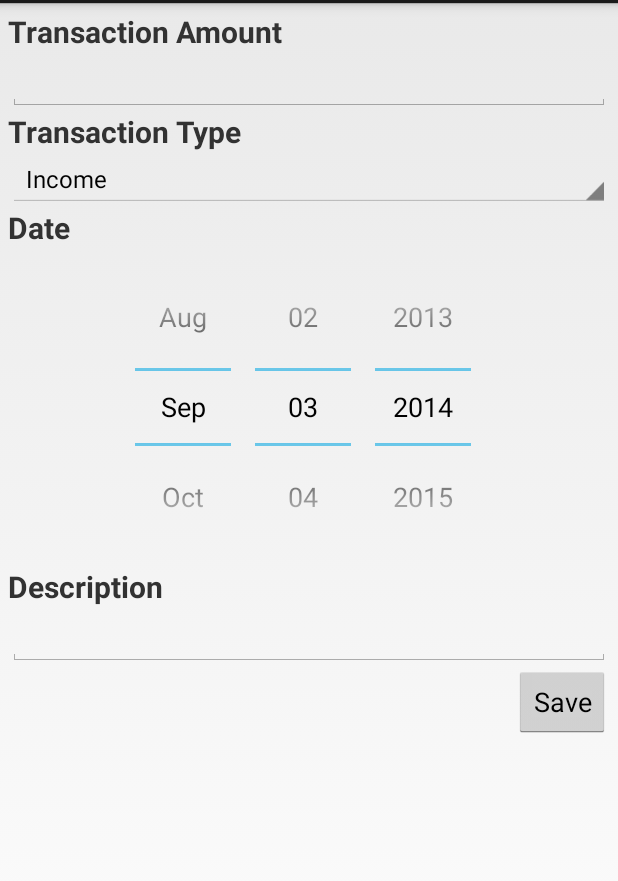
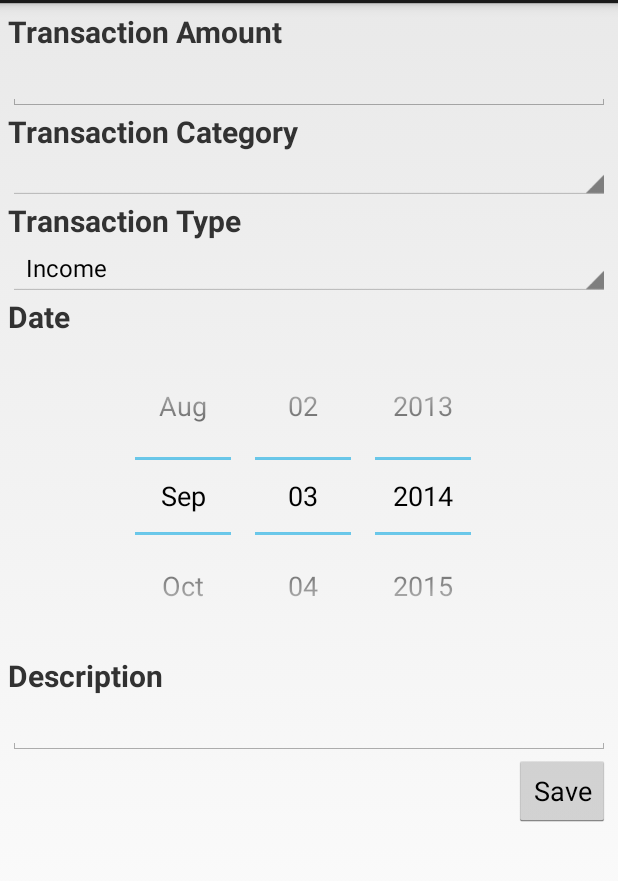
Before and after one commit to nfloresv/Wallet, an Android app: the HomeActivity screen opened directly, with no data from a screen before it, on a phone screen of 412 x 824 dp, the part 69-950 px from its top. Run offline under Robolectric (Android 15) with nearby library versions, the phone set to English and light mode, and no system bars; 1 statement that could not run was skipped.

Commit message:
SugarORM and bugs
* Add database models Movement and Category
* There was a bug with the model named Transaction; it was change to Movement.
* All the words transaction were changed to movement.

```diff
--- a/app/src/main/AndroidManifest.xml
+++ b/app/src/main/AndroidManifest.xml
@@ -11,7 +11,7 @@
         <meta-data android:name="DATABASE" android:value="wallet.db" />
         <meta-data android:name="VERSION" android:value="1" />
         <meta-data android:name="QUERY_LOG" android:value="true" />
-        <meta-data android:name="DOMAIN_PACKAGE_NAME" android:value="com.flores.nico.wallet" />
+        <meta-data android:name="DOMAIN_PACKAGE_NAME" android:value="com.flores.nico" />
 
         <activity
             android:name=".HomeActivity"
--- a/app/src/main/java/com/flores/nico/wallet/HomeActivity.java
+++ b/app/src/main/java/com/flores/nico/wallet/HomeActivity.java
@@ -45,7 +45,7 @@ public class HomeActivity extends Activity {
         mDrawerList.setOnItemClickListener(new DrawerItemClickListener());
 
         if (actualFragment == null) {
-            actualFragment = new TransactionFragment();
+            actualFragment = new MovementFragment();
         }
 
         FragmentManager fragmentManager = getFragmentManager();
@@ -57,6 +57,9 @@ public class HomeActivity extends Activity {
             Intent intent = new Intent(this, LoginActivity.class);
             startActivityForResult(intent, LOGIN_CODE);
         }
+
+        /*SharedPreferences sharedPref = getPreferences(Context.MODE_PRIVATE);
+        String firstLaunch = sharedPref.getString()*/
     }
 
 
@@ -115,9 +118,9 @@ public class HomeActivity extends Activity {
 
     private void selectItem (int position) {
         if (position == 1) {
-            actualFragment = new TransactionFragment();
+            actualFragment = new MovementFragment();
         } else if (position == 2) {
-            actualFragment = new AllTransactionsFragment();
+            actualFragment = new AllMovementsFragment();
         } else if (position == 3) {
             actualFragment = new DashboardFragment();
         }
--- a/app/src/main/java/com/flores/nico/wallet/TransactionFragment.java
+++ b/app/src/main/java/com/flores/nico/wallet/MovementFragment.java
@@ -8,18 +8,23 @@ import android.view.ViewGroup;
 import android.widget.ArrayAdapter;
 import android.widget.Spinner;
 
+import com.flores.nico.database.Category;
+
+import java.util.List;
+
 
 /**
  * A simple {@link Fragment} subclass.
  * Activities that contain this fragment must implement the
- * {@link TransactionFragment.OnFragmentInteractionListener} interface
+ * {@link MovementFragment.OnFragmentInteractionListener} interface
  * to handle interaction events.
- * Use the {@link TransactionFragment#newInstance} factory method to
+ * Use the {@link MovementFragment#newInstance} factory method to
  * create an instance of this fragment.
  *
  */
-public class TransactionFragment extends Fragment {
-    private Spinner transactionType;
+public class MovementFragment extends Fragment {
+    private ArrayAdapter<Category> movementCategoryArray;
+    private ArrayAdapter<CharSequence> movementTypeArray;
     /*// TODO: Rename parameter arguments, choose names that match
     // the fragment initialization parameters, e.g. ARG_ITEM_NUMBER
     private static final String ARG_PARAM1 = "param1";
@@ -37,24 +42,35 @@ public class TransactionFragment extends Fragment {
      *
      * @param param1 Parameter 1.
      * @param param2 Parameter 2.
-     * @return A new instance of fragment TransactionFragment.
+     * @return A new instance of fragment MovementFragment.
      */
     // TODO: Rename and change types and number of parameters
-    public static TransactionFragment newInstance(/*String param1, String param2*/) {
-        TransactionFragment fragment = new TransactionFragment();
+    public static MovementFragment newInstance(/*String param1, String param2*/) {
+        MovementFragment fragment = new MovementFragment();
         /*Bundle args = new Bundle();
         args.putString(ARG_PARAM1, param1);
         args.putString(ARG_PARAM2, param2);
         fragment.setArguments(args);*/
         return fragment;
     }
-    /*public TransactionFragment() {
+
+    /*public MovementFragment() {
         // Required empty public constructor
     }*/
 
     @Override
     public void onCreate(Bundle savedInstanceState) {
         super.onCreate(savedInstanceState);
+        // Create an ArrayAdapter using the string array and a default spinner layout
+        movementTypeArray = ArrayAdapter.createFromResource(getActivity(),
+                R.array.movement_fragment_spinner_movement_type, android.R.layout.simple_spinner_item);
+        // Specify the layout to use when the list of choices appears
+        movementTypeArray.setDropDownViewResource(android.R.layout.simple_spinner_dropdown_item);
+
+        List<Category> movementCategories = Category.listAll(Category.class);
+        movementCategoryArray = new ArrayAdapter<Category>(getActivity(),
+                android.R.layout.simple_spinner_item, movementCategories);
+        movementCategoryArray.setDropDownViewResource(android.R.layout.simple_spinner_dropdown_item);
         /*if (getArguments() != null) {
             mParam1 = getArguments().getString(ARG_PARAM1);
             mParam2 = getArguments().getString(ARG_PARAM2);
@@ -64,17 +80,15 @@ public class TransactionFragment extends Fragment {
     @Override
     public View onCreateView(LayoutInflater inflater, ViewGroup container,
                              Bundle savedInstanceState) {
-        View layout = inflater.inflate(R.layout.fragment_transaction, container, false);
-        transactionType = (Spinner) layout.findViewById(R.id.inputTransactionType);
+        // Inflate the layout for this fragment
+        View layout = inflater.inflate(R.layout.fragment_movement, container, false);
 
-        // Create an ArrayAdapter using the string array and a default spinner layout
-        ArrayAdapter<CharSequence> adapter = ArrayAdapter.createFromResource(getActivity(),
-                R.array.transaction_fragment_spinner_transaction_type, android.R.layout.simple_spinner_item);
-        // Specify the layout to use when the list of choices appears
-        adapter.setDropDownViewResource(android.R.layout.simple_spinner_dropdown_item);
+        Spinner movementType = (Spinner) layout.findViewById(R.id.inputMovementType);
         // Apply the adapter to the spinner
-        transactionType.setAdapter(adapter);
-        // Inflate the layout for this fragment
+        movementType.setAdapter(movementTypeArray);
+
+        Spinner movementCategory = (Spinner) layout.findViewById(R.id.inputMovementCategory);
+        movementCategory.setAdapter(movementCategoryArray);
         return layout;
     }
 
--- /dev/null
+++ b/app/src/main/res/layout/fragment_movement.xml
@@ -0,0 +1,85 @@
+<ScrollView
+    xmlns:android="http://schemas.android.com/apk/res/android"
+    xmlns:tools="http://schemas.android.com/tools"
+    tools:context="com.flores.nico.wallet.MovementFragment"
+    android:layout_width="match_parent"
+    android:layout_height="match_parent"
+    android:padding="5dp">
+
+    <LinearLayout
+        android:orientation="vertical"
+        android:layout_width="match_parent"
+        android:layout_height="wrap_content">
+
+        <TextView
+            android:layout_width="match_parent"
+            android:layout_height="wrap_content"
+            android:text="@string/movement_fragment_tv_amount"
+            android:textStyle="bold"
+            android:textSize="20sp"
+            android:labelFor="@+id/inputMovementAmount"/>
+        <EditText
+            android:layout_width="match_parent"
+            android:layout_height="wrap_content"
+            android:inputType="numberDecimal"
+            android:ems="10"
+            android:id="@+id/inputMovementAmount"/>
+
+        <TextView
+            android:layout_width="match_parent"
+            android:layout_height="wrap_content"
+            android:text="@string/movement_fragment_tv_category"
+            android:textStyle="bold"
+            android:textSize="20sp"/>
+        <Spinner
+            android:layout_width="match_parent"
+            android:layout_height="wrap_content"
+            android:id="@+id/inputMovementCategory"/>
+
+        <TextView
+            android:layout_width="match_parent"
+            android:layout_height="wrap_content"
+            android:text="@string/movement_fragment_tv_type"
+            android:textStyle="bold"
+            android:textSize="20sp"/>
+        <Spinner
+            android:layout_width="match_parent"
+            android:layout_height="wrap_content"
+            android:id="@+id/inputMovementType"/>
+
+        <TextView
+            android:layout_width="match_parent"
+            android:layout_height="wrap_content"
+            android:text="@string/movement_fragment_tv_date"
+            android:textStyle="bold"
+            android:textSize="20sp"/>
+        <DatePicker
+            android:layout_width="wrap_content"
+            android:layout_height="wrap_content"
+            android:id="@+id/inputMovementDatePicker"
+            android:calendarViewShown="false"
+            android:layout_gravity="center_horizontal"/>
+
+        <TextView
+            android:layout_width="match_parent"
+            android:layout_height="wrap_content"
+            android:text="@string/movement_fragment_tv_description"
+            android:textStyle="bold"
+            android:textSize="20sp"
+            android:labelFor="@+id/inputMovementDescription"/>
+        <EditText
+            android:layout_width="match_parent"
+            android:layout_height="0dp"
+            android:inputType="textMultiLine"
+            android:ems="10"
+            android:id="@+id/inputMovementDescription"
+            android:layout_weight="1"/>
+
+        <Button
+            android:layout_width="wrap_content"
+            android:layout_height="wrap_content"
+            android:layout_gravity="end"
+            android:text="@string/movement_fragment_btn_save"/>
+
+    </LinearLayout>
+</ScrollView>
--- a/app/src/main/res/layout/fragment_transaction.xml
+++ /dev/null
@@ -1,79 +0,0 @@
-<FrameLayout xmlns:android="http://schemas.android.com/apk/res/android"
-    xmlns:tools="http://schemas.android.com/tools"
-    android:layout_width="match_parent"
-    android:layout_height="match_parent"
-    tools:context="com.flores.nico.wallet.TransactionFragment">
-
-    <ScrollView
-        android:layout_width="match_parent"
-        android:layout_height="match_parent">
-
-        <LinearLayout
-            android:orientation="vertical"
-            android:layout_width="match_parent"
-            android:layout_height="wrap_content"
-            android:padding="5dp">
-
-            <TextView
-                android:layout_width="match_parent"
-                android:layout_height="wrap_content"
-                android:text="@string/transaction_fragment_tv_amount"
-                android:textStyle="bold"
-                android:textSize="20sp"
-                android:labelFor="@+id/inputTransactionAmount"/>
-            <EditText
-                android:layout_width="match_parent"
-                android:layout_height="wrap_content"
-                android:inputType="numberDecimal"
-                android:ems="10"
-                android:id="@+id/inputTransactionAmount"/>
-
-            <TextView
-                android:layout_width="match_parent"
-                android:layout_height="wrap_content"
-                android:text="@string/transaction_fragment_tv_type"
-                android:textStyle="bold"
-                android:textSize="20sp"/>
-            <Spinner
-                android:layout_width="match_parent"
-                android:layout_height="wrap_content"
-                android:id="@+id/inputTransactionType"/>
-
-            <TextView
-                android:layout_width="match_parent"
-                android:layout_height="wrap_content"
-                android:text="@string/transaction_fragment_tv_date"
-                android:textStyle="bold"
-                android:textSize="20sp"/>
-            <DatePicker
-                android:layout_width="wrap_content"
-                android:layout_height="wrap_content"
-                android:id="@+id/inputTransactionDatePicker"
-                android:calendarViewShown="false"
-                android:layout_gravity="center_horizontal"/>
-
-            <TextView
-                android:layout_width="match_parent"
-                android:layout_height="wrap_content"
-                android:text="@string/transaction_fragment_tv_description"
-                android:textStyle="bold"
-                android:textSize="20sp"
-                android:labelFor="@+id/inputTransactionDescription"/>
-            <EditText
-                android:layout_width="match_parent"
-                android:layout_height="0dp"
-                android:inputType="textMultiLine"
-                android:ems="10"
-                android:id="@+id/inputTransactionDescription"
-                android:layout_weight="1"/>
-
-            <Button
-                android:layout_width="wrap_content"
-                android:layout_height="wrap_content"
-                android:layout_gravity="end"
-                android:text="@string/transaction_fragment_btn_save"/>
-
-        </LinearLayout>
-    </ScrollView>
-
-</FrameLayout>
--- a/app/src/main/res/values/strings.xml
+++ b/app/src/main/res/values/strings.xml
@@ -19,22 +19,23 @@
     <string name="login_activity_tv_login">Login</string>
     <string name="login_activity_tv_email">E-mail</string>
     <string name="login_activity_tv_password">Password</string>
-    <string name="transaction_fragment_tv_amount">Transaction Amount</string>
-    <string name="transaction_fragment_tv_type">Transaction Type</string>
-    <string name="transaction_fragment_tv_date">Date</string>
-    <string name="transaction_fragment_tv_description">Description</string>
-    <string name="transaction_fragment_btn_save">Save</string>
-    <string name="all_transaction_fragment_tv_account_balance">Account Balance</string>
+    <string name="movement_fragment_tv_amount">Transaction Amount</string>
+    <string name="movement_fragment_tv_type">Transaction Type</string>
+    <string name="movement_fragment_tv_category">Transaction Category</string>
+    <string name="movement_fragment_tv_date">Date</string>
+    <string name="movement_fragment_tv_description">Description</string>
+    <string name="movement_fragment_btn_save">Save</string>
+    <string name="all_movements_fragment_tv_account_balance">Account Balance</string>
     <string name="dashboard_fragment_tv_account_income">Account Income</string>
     <string name="dashboard_fragment_tv_account_outcome">Account Outcome</string>
 
     <!-- Arrays -->
     <string-array name="drawer_section_array">
-        <item>Transaction</item>
-        <item>Last Transaction</item>
+        <item>Movement</item>
+        <item>Last Movements</item>
         <item>Dashboard</item>
     </string-array>
-    <string-array name="transaction_fragment_spinner_transaction_type">
+    <string-array name="movement_fragment_spinner_movement_type">
         <item>Income</item>
         <item>Outcome</item>
     </string-array>
```
Also changed, not shown: app/src/main/java/com/flores/nico/database/Category.java (added, +38 -0 lines), app/src/main/java/com/flores/nico/database/Movement.java (added, +66 -0 lines), app/src/main/java/com/flores/nico/utils/Initializer.java (added, +11 -0 lines), app/src/main/java/com/flores/nico/wallet/AllMovementsFragment.java (renamed from app/src/main/java/com/flores/nico/wallet/AllTransactionsFragment.java, +14 -14 lines), app/src/main/java/com/flores/nico/wallet/DashboardFragment.java (+5 -7 lines), app/src/main/res/layout/fragment_all_movements.xml (added, +30 -0 lines), app/src/main/res/layout/fragment_all_transactions.xml (deleted, +0 -35 lines), app/src/main/res/layout/fragment_dashboard.xml (+5 -10 lines).
